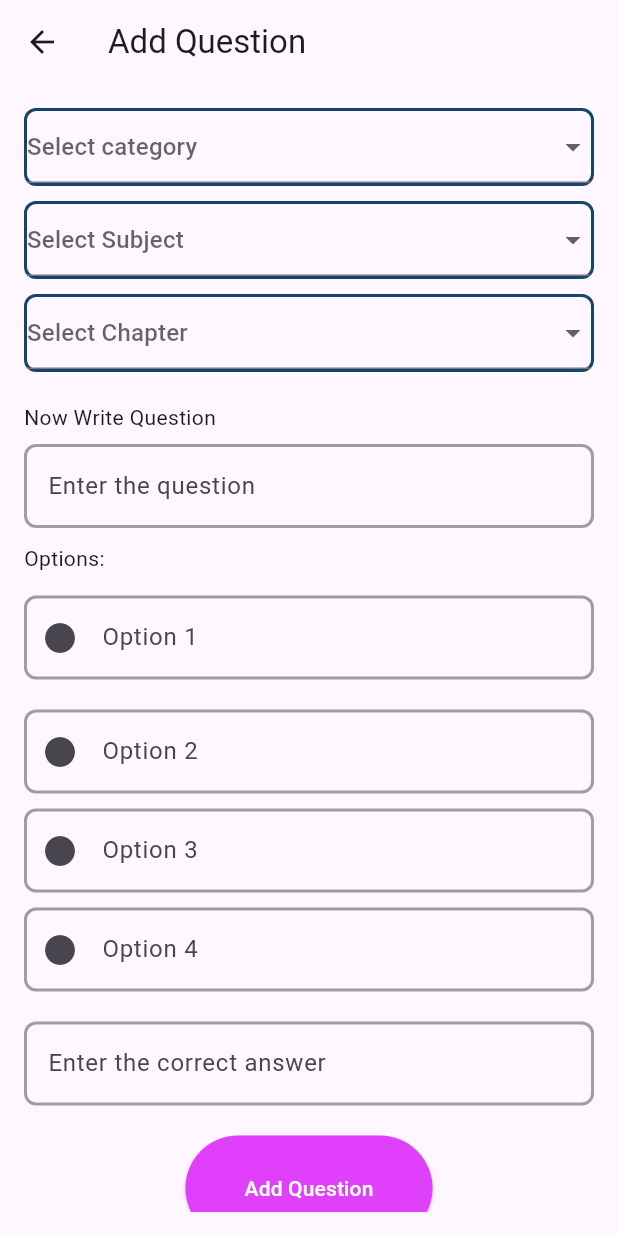
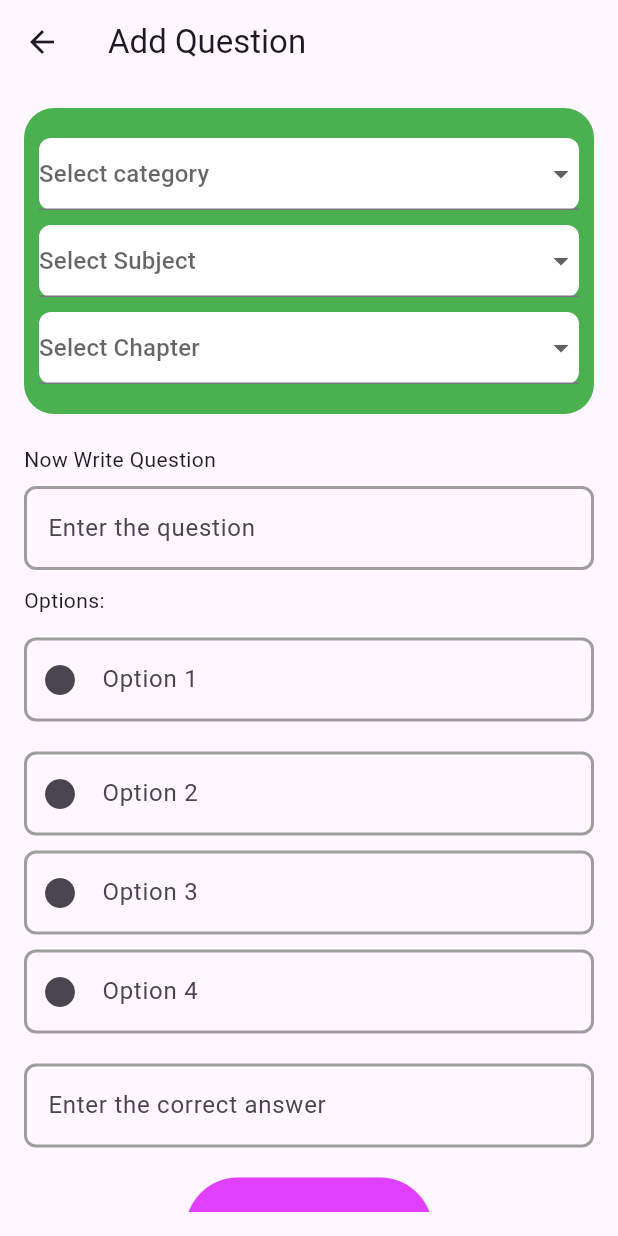
Before and after one commit to SagorSamadder/sAcademy-teacher, a Flutter app: the AddQuestionScreen screen opened directly, on a phone screen of 412 x 824 dp. Run offline on Flutter 3.47's test engine with Material 3 defaults, Android fonts, the phone set to English and light mode, and no system bars; our stand-ins replace cloud_firestore, firebase_auth, firebase_core, get, velocity_x; accounts and stored records are empty.

Commit message:
question screen modify

```diff
--- a/lib/app/add_question/view/add_question.dart
+++ b/lib/app/add_question/view/add_question.dart
@@ -70,9 +70,16 @@ class _AddQuestionScreenState extends State<AddQuestionScreen> {
             crossAxisAlignment: CrossAxisAlignment.start,
             children: [
               Container(
+                padding: const EdgeInsets.all(10),
                 decoration: BoxDecoration(
-                  border:
-                      Border.all(width: 2.0, color: const Color(0xFF134668)),
+                    color: const Color(0xff4bb050),
+                    borderRadius: BorderRadius.circular(20)),
+                child: Column(
+                  children: [
+                    10.heightBox,
+                    Container(
+                      decoration: BoxDecoration(
+                        color: Colors.white,
                         borderRadius: BorderRadius.circular(8),
                       ),
                       child: DropdownButtonFormField<String>(
@@ -94,8 +101,7 @@ class _AddQuestionScreenState extends State<AddQuestionScreen> {
                     const SizedBox(height: 10),
                     Container(
                       decoration: BoxDecoration(
-                  border:
-                      Border.all(width: 2.0, color: const Color(0xFF134668)),
+                        color: Colors.white,
                         borderRadius: BorderRadius.circular(8),
                       ),
                       child: DropdownButtonFormField<String>(
@@ -116,8 +122,7 @@ class _AddQuestionScreenState extends State<AddQuestionScreen> {
                     const SizedBox(height: 10),
                     Container(
                       decoration: BoxDecoration(
-                  border:
-                      Border.all(width: 2.0, color: const Color(0xFF134668)),
+                        color: Colors.white,
                         borderRadius: BorderRadius.circular(8),
                       ),
                       child: DropdownButtonFormField<String>(
@@ -133,6 +138,10 @@ class _AddQuestionScreenState extends State<AddQuestionScreen> {
                             child: Text(item),
                           );
                         }).toList(),
+                      ),
+                    ),
+                    10.heightBox,
+                  ],
                 ),
               ),
               const SizedBox(height: 20),
```
Lines whose indentation alone changed are shown as unchanged.
